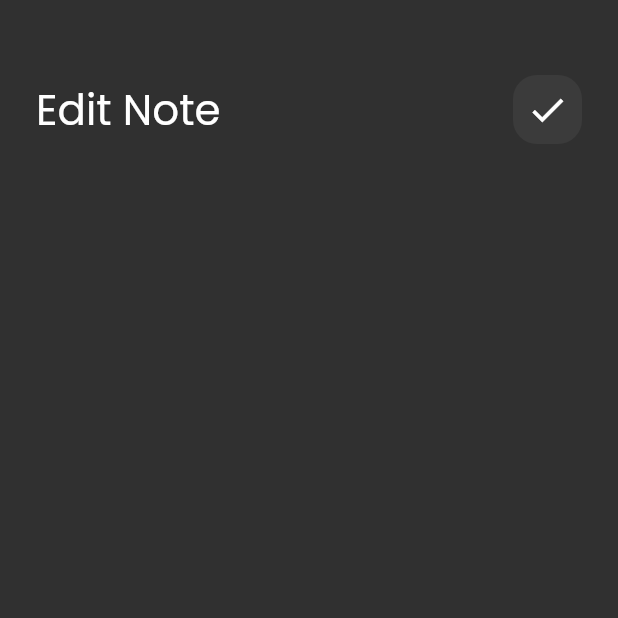
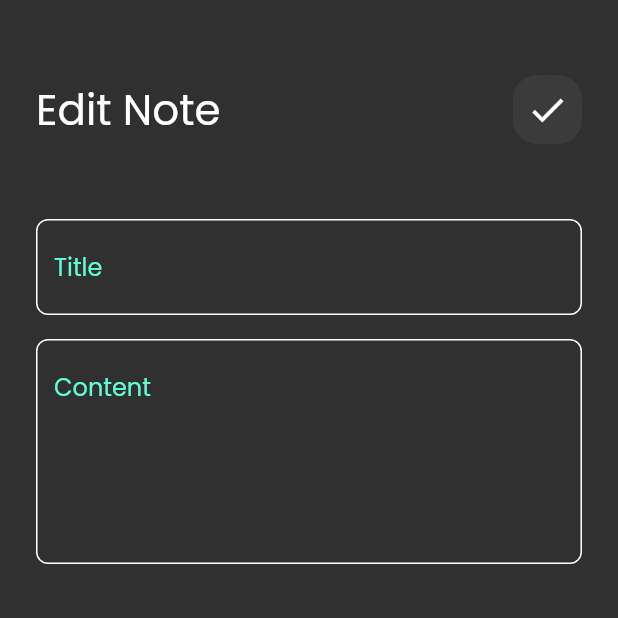
Before and after one commit to YoussefReda-YRM/notes_app, a Flutter app: the EditNoteView screen opened directly, on a phone screen of 412 x 824 dp, the top half of it. Run offline on Flutter 3.47's test engine with Material 2 defaults, Android fonts, the phone set to English and light mode, and no system bars; our stand-ins replace font_awesome_flutter.

Commit message:
edit note view ui done

```diff
--- a/lib/widgets/edit_view_body.dart
+++ b/lib/widgets/edit_view_body.dart
@@ -1,5 +1,6 @@
 import 'package:flutter/material.dart';
 import 'package:notes_app/widgets/custom_app_bar.dart';
+import 'package:notes_app/widgets/custom_text_field.dart';
 
 class EditNoteViewBody extends StatelessWidget {
   const EditNoteViewBody({Key? key}) : super(key: key);
@@ -15,6 +16,13 @@ class EditNoteViewBody extends StatelessWidget {
             title: "Edit Note",
             icon: Icons.done,
           ),
+          SizedBox(height: 50,),
+          CustomTextField(hint: "Title"),
+          SizedBox(height: 16,),
+          CustomTextField(
+            hint: "Content",
+            maxLines: 5,
+          ),
         ],
       ),
     );
```
